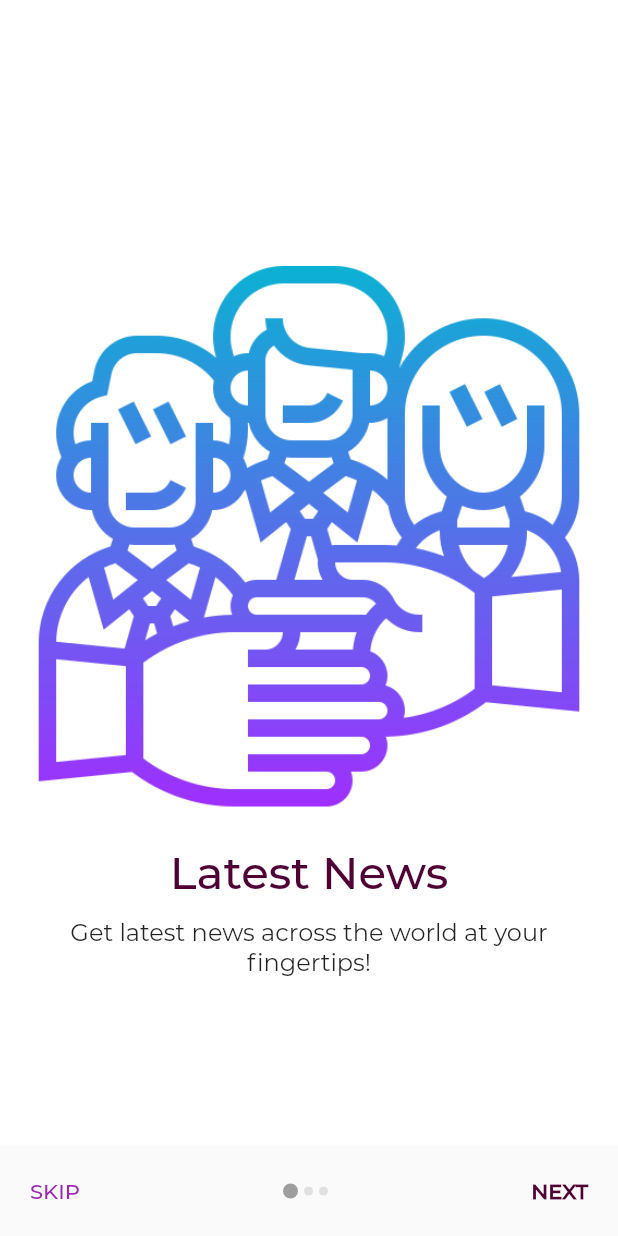
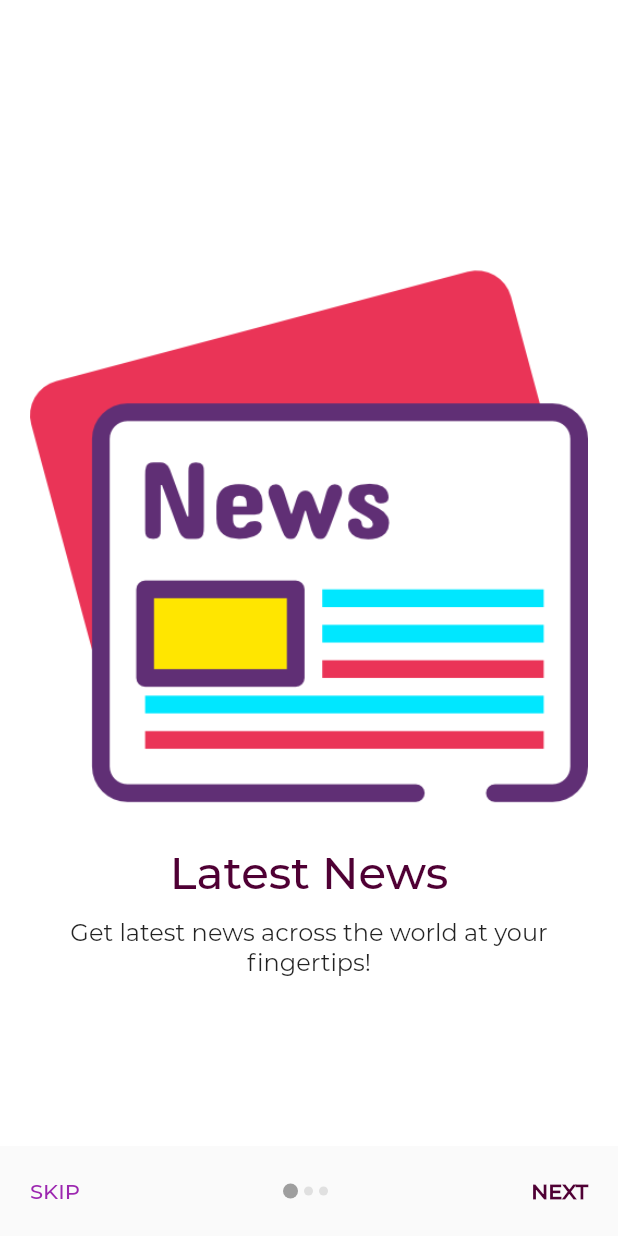
Before and after one commit to ENOCH1234/starnews, a Flutter app: the screen it shows after launch, on a phone screen of 412 x 824 dp. Run offline on Flutter 3.47's test engine with Material 2 defaults, Android fonts, the phone set to English and light mode, and no system bars; missing offline and left inert: flutter_webview_plugin.

Commit message:
Change styles.xml

```diff
--- a/lib/data/data.dart
+++ b/lib/data/data.dart
@@ -37,7 +37,7 @@ List<SliderModel> getSlides(){
   SliderModel sliderModel = new SliderModel(imagePath: "", title: "", desc: "");
 
   // 1
-  sliderModel.setImageAssetPath("assets/onboarding/onboarding.png");
+  sliderModel.setImageAssetPath("assets/onboarding/news.png");
   sliderModel.setTitle("Latest News");
   sliderModel.setDesc("Get latest news across the world at your fingertips!");
   slides.add(sliderModel);
--- a/pubspec.yaml
+++ b/pubspec.yaml
@@ -56,7 +56,7 @@ flutter:
     - assets/images/top_header.png
     - assets/images/starnews_logo.png
     - assets/onboarding/onboarding.png
-    - assets/onboarding/sports.png
+    - assets/onboarding/news.png
 
   fonts:
      - family: Montserrat Regular
```
Also changed, not shown: assets/onboarding/news.png (added), 1 other file.
